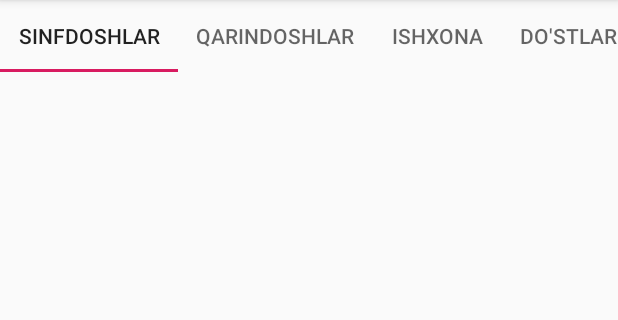
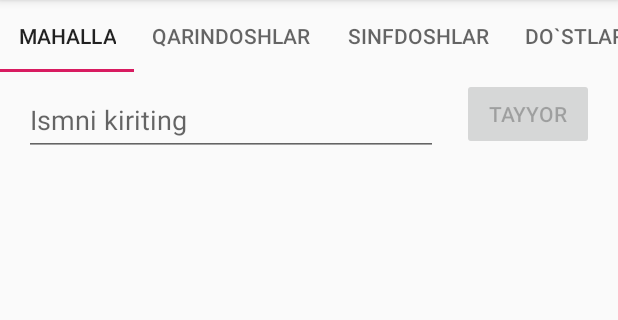
Before and after one commit to abduroid/InviteX, an Android app: the CardAmoutFragment screen opened through its navigation route, after a tap on "TAYYOR", on a phone screen of 412 x 824 dp, the part 84-404 px from its top. Run offline under Robolectric (Android 15) with nearby library versions, the phone set to English and light mode, and no system bars; our stand-ins replace Room's generated code, data binding.

Commit message:
Many things optimized

```diff
--- a/app/src/main/java/com/abduqodirov/invitex/CardAmoutFragment.kt
+++ b/app/src/main/java/com/abduqodirov/invitex/CardAmoutFragment.kt
@@ -9,34 +9,23 @@ import android.view.ViewGroup
 import androidx.navigation.fragment.findNavController
 import kotlinx.android.synthetic.main.fragment_card_amout.*
 
-class CardAmoutFragment : Fragment() {
-
-    override fun onCreateView(
-        inflater: LayoutInflater, container: ViewGroup?,
-        savedInstanceState: Bundle?
-    ): View? {
-
-        //TODO verstkasini qil, logikasiniyam qil
-        return inflater.inflate(R.layout.fragment_card_amout, container, false)
-    }
+class CardAmoutFragment : Fragment(R.layout.fragment_card_amout) {
 
     override fun onStart() {
         super.onStart()
 
-        var cardAmount: Int
         val sharedPreferences = activity!!.getSharedPreferences("keyim", Context.MODE_PRIVATE)
 
         amount_button.setOnClickListener {
 
-            cardAmount = if (card_amout_edit.text.toString().isNotEmpty()) {
-                card_amout_edit.text.toString().toInt()
-            } else {
-                0
+            if (card_amout_edit.text.toString().isNotEmpty()) {
+
+                with(sharedPreferences.edit()) {
+                    putInt("cardAmount", card_amout_edit.text.toString().toInt())
+                    commit()
+                }
             }
-            with(sharedPreferences.edit()) {
-                putInt("cardAmount", cardAmount)
-                commit()
-            }
+
 
             this.findNavController().navigate(R.id.action_global_collectionListFragment)
         }
--- a/app/src/main/java/com/abduqodirov/invitex/CollectionListAdapter.kt
+++ b/app/src/main/java/com/abduqodirov/invitex/CollectionListAdapter.kt
@@ -8,7 +8,7 @@ import com.abduqodirov.invitex.singleList.SingleListFragment
 
 private const val ARG_OBJECT = "object"
 
-class CollectionListAdapter(fm: FragmentManager, private val toifalar: List<String>): FragmentPagerAdapter(fm) {
+class CollectionListAdapter(fm: FragmentManager, private val toifalar: Array<String>): FragmentPagerAdapter(fm) {
 
     override fun getItem(position: Int): Fragment {
         val fragment = SingleListFragment()
--- a/app/src/main/java/com/abduqodirov/invitex/CollectionListFragment.kt
+++ b/app/src/main/java/com/abduqodirov/invitex/CollectionListFragment.kt
@@ -2,24 +2,13 @@ package com.abduqodirov.invitex
 
 import android.os.Bundle
 import androidx.fragment.app.Fragment
-import android.view.LayoutInflater
 import android.view.View
-import android.view.ViewGroup
 import kotlinx.android.synthetic.main.fragment_collection_list.*
 
-class CollectionListFragment : Fragment() {
-
-    private val tabs = listOf("sinfdoshlar", "qarindoshlar", "ishxona", "do'stlar")
-
-    override fun onCreateView(
-        inflater: LayoutInflater, container: ViewGroup?,
-        savedInstanceState: Bundle?
-    ): View? {
-
-        return inflater.inflate(R.layout.fragment_collection_list, container, false)
-    }
+class CollectionListFragment : Fragment(R.layout.fragment_collection_list) {
 
     override fun onViewCreated(view: View, savedInstanceState: Bundle?) {
+        val tabs = resources.getStringArray(R.array.toifalar)
 
         val collectionListAdapter = CollectionListAdapter(childFragmentManager, tabs)
 
--- a/app/src/main/java/com/abduqodirov/invitex/CongratsFragment.kt
+++ b/app/src/main/java/com/abduqodirov/invitex/CongratsFragment.kt
@@ -3,26 +3,20 @@ package com.abduqodirov.invitex
 import android.content.Context
 import android.os.Bundle
 import androidx.fragment.app.Fragment
-import android.view.LayoutInflater
-import android.view.View
-import android.view.ViewGroup
 import androidx.navigation.fragment.findNavController
 import kotlinx.android.synthetic.main.fragment_congrats.*
 
-class CongratsFragment : Fragment() {
+class CongratsFragment : Fragment(R.layout.fragment_congrats) {
 
-    override fun onCreateView(
-        inflater: LayoutInflater, container: ViewGroup?,
-        savedInstanceState: Bundle?
-    ): View? {
-
+    override fun onCreate(savedInstanceState: Bundle?) {
+        super.onCreate(savedInstanceState)
         val sharedPreferences = activity!!.getSharedPreferences("keyim", Context.MODE_PRIVATE)
 
         if (!sharedPreferences.getBoolean("isFirstLaunch", true)) {
             this.findNavController()
                 .navigate(CongratsFragmentDirections.actionGlobalCollectionListFragment())
         }
-        return inflater.inflate(R.layout.fragment_congrats, container, false)
+
     }
 
     override fun onStart() {
--- a/app/src/main/java/com/abduqodirov/invitex/singleList/SingleListFragment.kt
+++ b/app/src/main/java/com/abduqodirov/invitex/singleList/SingleListFragment.kt
@@ -1,7 +1,6 @@
 package com.abduqodirov.invitex.singleList
 
 import android.os.Bundle
-import android.util.Log
 import androidx.fragment.app.Fragment
 import android.view.LayoutInflater
 import android.view.View
@@ -18,6 +17,8 @@ private const val ARG_OBJECT = "object"
 
 class SingleListFragment : Fragment() {
 
+    private var toifa: String = "sinfdoshlar"
+
     override fun onCreateView(
         inflater: LayoutInflater, container: ViewGroup?,
         savedInstanceState: Bundle?
@@ -32,19 +33,23 @@ class SingleListFragment : Fragment() {
 
         val dataSource = MehmonDatabase.getInstance(application).mehmonDatabaseDao
 
+        arguments?.takeIf { it.containsKey(ARG_OBJECT) }?.apply {
+            toifa = getString(ARG_OBJECT)
+        }
+
         val viewModelFactory = ListViewModelFactory(
             dataSource = dataSource,
             application = application
         )
 
-        val viewModel = activity?.run {
+        val viewModel =
             ViewModelProviders.of(this, viewModelFactory).get(
                 SingleListViewModel::class.java
+            )
 
-            )
-        } ?: throw Exception("Invalid Activity")
+        binding.viewModel = viewModel
 
-        val mAdapter = SingleListRecycleViewAdapter(MehmonClickListener { mehmon ->
+        val mAdapter = SingleListRecycleViewAdapter(AytilganClickListener { mehmon ->
             viewModel.onMehmonChecked(mehmon)
         })
 
@@ -52,14 +57,12 @@ class SingleListFragment : Fragment() {
             adapter = mAdapter
             setHasFixedSize(true)
         }
-        arguments?.takeIf { it.containsKey(ARG_OBJECT) }?.apply {
-            viewModel.specificMehmons(getString(ARG_OBJECT))
-                .observe(this@SingleListFragment, Observer {
-                    mAdapter.submitList(it)
-                })
-        }
 
-        //TODO why is this neccessary
+        viewModel.specificMehmons(toifa)
+            .observe(this@SingleListFragment, Observer {
+                mAdapter.submitList(it)
+            })
+
         binding.lifecycleOwner = this
 
         return binding.root
--- a/app/src/main/java/com/abduqodirov/invitex/singleList/SingleListRecycleViewAdapter.kt
+++ b/app/src/main/java/com/abduqodirov/invitex/singleList/SingleListRecycleViewAdapter.kt
@@ -8,9 +8,9 @@ import androidx.recyclerview.widget.RecyclerView
 import com.abduqodirov.invitex.database.Mehmon
 import com.abduqodirov.invitex.databinding.ItemListBinding
 
-class SingleListRecycleViewAdapter(val clickListener: MehmonClickListener) : ListAdapter<Mehmon, SingleListRecycleViewAdapter.ViewHolder>(
-    MehmonDiffCallBack()
-) {
+class SingleListRecycleViewAdapter(val aytilganClickListener: AytilganClickListener):
+    ListAdapter<Mehmon,
+            SingleListRecycleViewAdapter.ViewHolder>(MehmonDiffCallBack()) {
 
     override fun onCreateViewHolder(parent: ViewGroup, viewType: Int): ViewHolder {
         return ViewHolder.from(parent)
@@ -18,16 +18,16 @@ class SingleListRecycleViewAdapter(val clickListener: MehmonClickListener) : Lis
 
     override fun onBindViewHolder(holder: ViewHolder, position: Int) {
         val item = getItem(position)
+        holder.bind(item = item, aytilganClickListener = aytilganClickListener)
+    }
 
-        holder.bind(item = item, clickListener = clickListener)
-    }
 
     class ViewHolder private constructor(val binding: ItemListBinding) :
         RecyclerView.ViewHolder(binding.root) {
 
-        fun bind(clickListener: MehmonClickListener, item: Mehmon) {
+        fun bind(item: Mehmon, aytilganClickListener: AytilganClickListener) {
             binding.mehmon = item
-            binding.clickListener = clickListener
+            binding.aytilganClickListener = aytilganClickListener
             binding.executePendingBindings()
         }
 
@@ -43,16 +43,16 @@ class SingleListRecycleViewAdapter(val clickListener: MehmonClickListener) : Lis
 }
 
 class MehmonDiffCallBack : DiffUtil.ItemCallback<Mehmon>() {
-
     override fun areItemsTheSame(oldItem: Mehmon, newItem: Mehmon): Boolean {
         return oldItem.mehmonId == newItem.mehmonId
     }
 
+    //TODO animatsiyani to'g'rilash kk
     override fun areContentsTheSame(oldItem: Mehmon, newItem: Mehmon): Boolean {
         return oldItem == newItem
     }
 }
 
-class MehmonClickListener(val clickListener: (mehmon: Mehmon) -> Unit) {
-    fun onClick(mehmon: Mehmon) = clickListener(mehmon)
+class AytilganClickListener(val aytilganClickListener: (mehmon: Mehmon) -> Unit) {
+    fun onChecked(mehmon: Mehmon) = aytilganClickListener(mehmon)
 }
--- a/app/src/main/java/com/abduqodirov/invitex/singleList/SingleListViewModel.kt
+++ b/app/src/main/java/com/abduqodirov/invitex/singleList/SingleListViewModel.kt
@@ -4,6 +4,8 @@ import android.app.Application
 import android.content.Context
 import android.util.Log
 import androidx.lifecycle.AndroidViewModel
+import androidx.lifecycle.LiveData
+import androidx.lifecycle.MutableLiveData
 import com.abduqodirov.invitex.database.Mehmon
 import com.abduqodirov.invitex.database.MehmonDatabaseDao
 import kotlinx.coroutines.*
@@ -13,11 +15,18 @@ class SingleListViewModel(
     application: Application
 ) : AndroidViewModel(application) {
 
+    private var toifa: String = ""
+
     private var viewModelJob = Job()
     private val uiScope = CoroutineScope(Dispatchers.Main + viewModelJob)
 
     //Use another data structure to increase performance
-    fun specificMehmons(toifa: String) = database.getSpecificMehmons(toifa = toifa)
+    fun specificMehmons(toifa: String): LiveData<List<Mehmon>> {
+        this.toifa = toifa
+        return database.getSpecificMehmons(toifa = toifa)
+    }
+
+    val ism = MutableLiveData<String>()
 
     init {
         firstLaunchTasks()
@@ -42,6 +51,14 @@ class SingleListViewModel(
         }
     }
 
+    fun addMehmon() {
+        val mehmon = Mehmon(ism = ism.value!!, toifa = toifa)
+        uiScope.launch {
+            insert(mehmon)
+            ism.value = ""
+        }
+    }
+
     private fun firstLaunchTasks() {
         val sharedPreferences =
             getApplication<Application>().getSharedPreferences("keyim", Context.MODE_PRIVATE)
@@ -55,4 +72,5 @@ class SingleListViewModel(
             }
         }
     }
+
 }
--- a/app/src/main/res/layout/fragment_single_list.xml
+++ b/app/src/main/res/layout/fragment_single_list.xml
@@ -4,7 +4,9 @@
     xmlns:tools="http://schemas.android.com/tools">
 
     <data>
-
+        <variable
+            name="viewModel"
+            type="com.abduqodirov.invitex.singleList.SingleListViewModel" />
     </data>
 
     <androidx.constraintlayout.widget.ConstraintLayout
@@ -16,11 +18,46 @@
             android:id="@+id/main_list"
             android:layout_width="0dp"
             android:layout_height="0dp"
+            android:layout_marginTop="16dp"
             app:layoutManager="androidx.recyclerview.widget.LinearLayoutManager"
             app:layout_constraintBottom_toBottomOf="parent"
             app:layout_constraintEnd_toEndOf="parent"
             app:layout_constraintStart_toStartOf="parent"
-            app:layout_constraintTop_toTopOf="parent" />
+            app:layout_constraintTop_toBottomOf="@+id/textInputLayout"
+            tools:itemCount="20"
+            tools:listitem="@layout/item_list" />
+
+        <com.google.android.material.textfield.TextInputLayout
+            android:id="@+id/textInputLayout"
+            android:layout_width="0dp"
+            android:layout_height="wrap_content"
+            android:layout_marginStart="16dp"
+            android:layout_marginEnd="16dp"
+            app:layout_constraintEnd_toStartOf="@+id/add_mehmon_button"
+            app:layout_constraintStart_toStartOf="parent"
+            app:layout_constraintTop_toTopOf="parent">
+
+            <com.google.android.material.textfield.TextInputEditText
+                android:id="@+id/ism_edit"
+                android:layout_width="match_parent"
+                android:layout_height="wrap_content"
+                android:text="@={viewModel.ism}"
+                android:singleLine="true"
+                android:hint="Ismni kiriting" />
+
+        </com.google.android.material.textfield.TextInputLayout>
+
+        <Button
+            android:id="@+id/add_mehmon_button"
+            android:layout_width="wrap_content"
+            android:layout_height="wrap_content"
+            android:layout_marginEnd="16dp"
+            android:text="@string/tayyor_button"
+            android:enabled="@{viewModel.ism.length() > 0}"
+            android:onClick="@{() -> viewModel.addMehmon()}"
+            app:layout_constraintBottom_toBottomOf="@+id/textInputLayout"
+            app:layout_constraintEnd_toEndOf="parent"
+            app:layout_constraintTop_toTopOf="@+id/textInputLayout" />
 
     </androidx.constraintlayout.widget.ConstraintLayout>
 </layout>
--- a/app/src/main/res/layout/item_list.xml
+++ b/app/src/main/res/layout/item_list.xml
@@ -10,8 +10,8 @@
             type="com.abduqodirov.invitex.database.Mehmon" />
 
         <variable
-            name="clickListener"
-            type="com.abduqodirov.invitex.singleList.MehmonClickListener" />
+            name="aytilganClickListener"
+            type="com.abduqodirov.invitex.singleList.AytilganClickListener" />
     </data>
 
 
@@ -42,7 +42,7 @@
             android:layout_marginEnd="16dp"
             android:layout_marginBottom="16dp"
             android:checked="@{mehmon.aytilgan}"
-            android:onClick="@{() -> clickListener.onClick(mehmon)}"
+            android:onClick="@{() -> aytilganClickListener.onChecked(mehmon)}"
             app:layout_constraintBottom_toBottomOf="parent"
             app:layout_constraintEnd_toEndOf="parent"
             app:layout_constraintTop_toTopOf="parent" />
--- a/app/src/main/res/values/strings.xml
+++ b/app/src/main/res/values/strings.xml
@@ -1,8 +1,15 @@
 <resources>
     <string name="app_name">InviteX</string>
 
-    <string name="hello_blank_fragment">Hello blank fragment</string>
     <string name="first_launch_key">com.abduqodirov.invitex.isFirstLaunch</string>
     <string name="enter_amount_of_cards">Taklifnomalar sonini kiriting</string>
     <string name="tayyor_button">Tayyor</string>
+
+    <array name="toifalar">
+        <item>mahalla</item>
+        <item>qarindoshlar</item>
+        <item>sinfdoshlar</item>
+        <item>do`stlar</item>
+        <item>ishxona</item>
+    </array>
 </resources>
```
